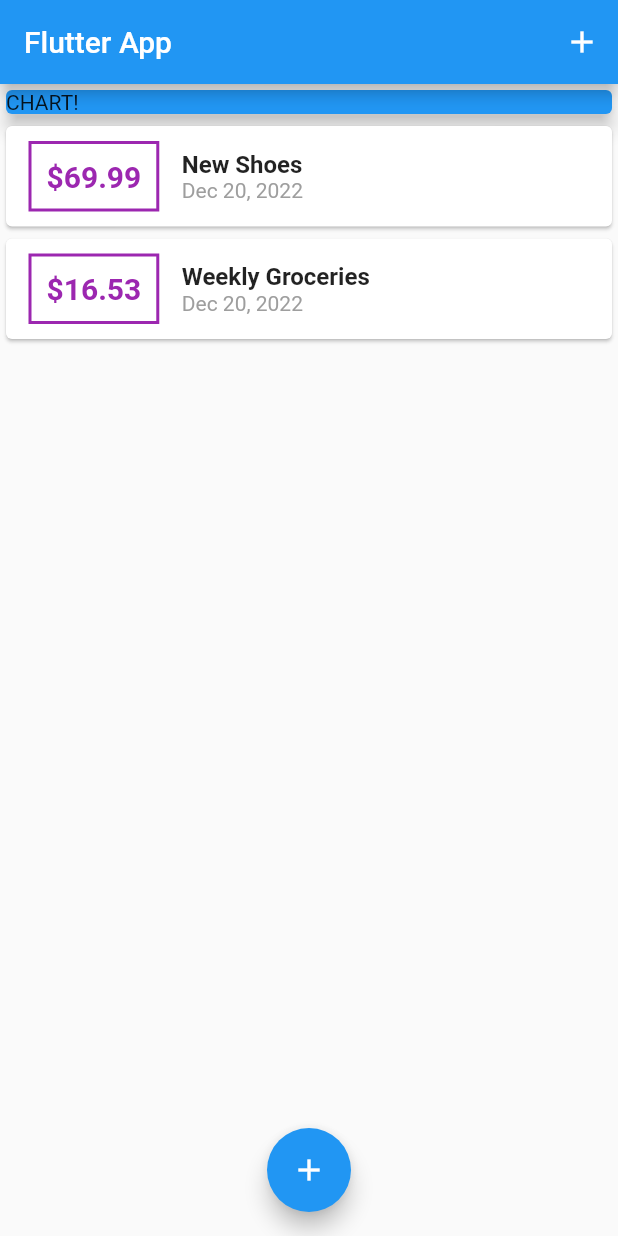
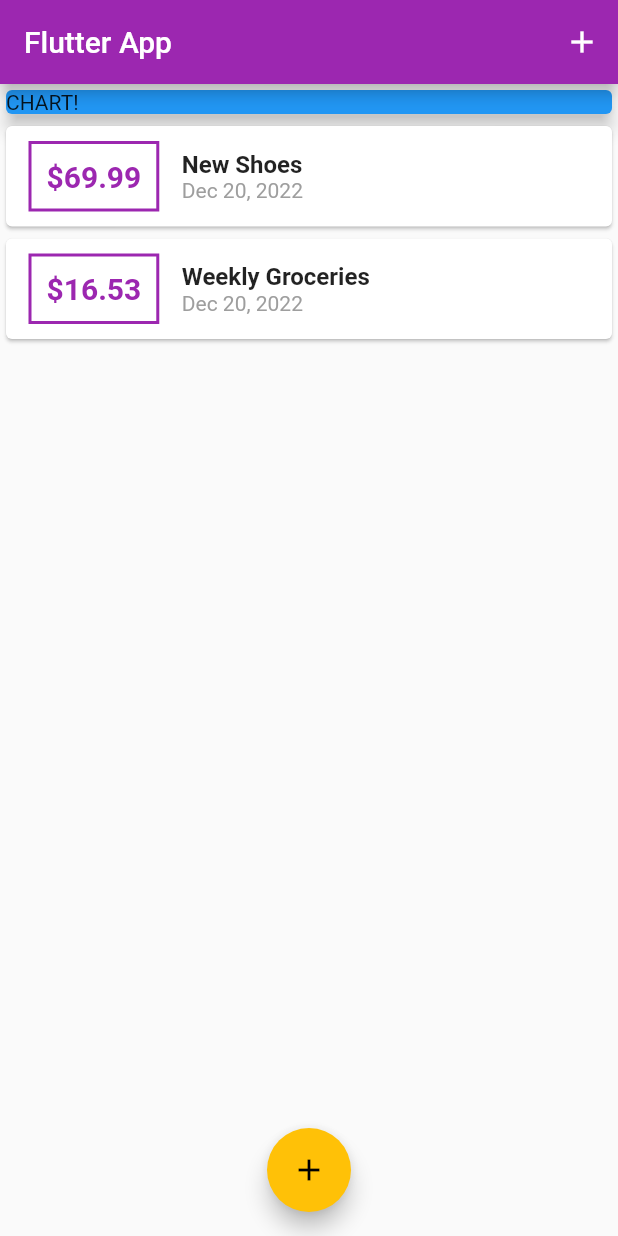
Before and after one commit to NishantWankhade/Flutter_Udemy_expense_planner, a Flutter app: the screen it shows after launch, on a phone screen of 412 x 824 dp. Run offline on Flutter 3.47's test engine with Material 2 defaults, Android fonts, the phone set to English and light mode, and no system bars.

Commit message:
Adding Theme attrib. @ MaterialApp for controling Over all dart files

```diff
--- a/lib/main.dart
+++ b/lib/main.dart
@@ -10,7 +10,11 @@ class MyApp extends StatelessWidget {
   @override
   Widget build(BuildContext context) {
     return MaterialApp(
-      title: 'Flutter App',
+      title: 'Personal Expenses',
+      theme: ThemeData(
+        primarySwatch: Colors.purple,
+        accentColor: Colors.amber,
+      ),
       home: MyHomePage(),
     );
   }
--- a/lib/widgets/transaction_list.dart
+++ b/lib/widgets/transaction_list.dart
@@ -23,17 +23,17 @@ class TransactionList extends StatelessWidget {
                   ),
                   decoration: BoxDecoration(
                     border: Border.all(
-                      color: Colors.purple,
+                      color: Theme.of(context).primaryColor,
                       width: 2,
                     ),
                   ),
                   padding: const EdgeInsets.all(10),
                   child: Text(
                     '\$${transactions[index].amount.toStringAsFixed(2)}',
-                    style: const TextStyle(
+                    style: TextStyle(
                       fontWeight: FontWeight.bold,
                       fontSize: 20,
-                      color: Colors.purple,
+                      color: Theme.of(context).primaryColor,
                     ),
                   ),
                 ),
```
